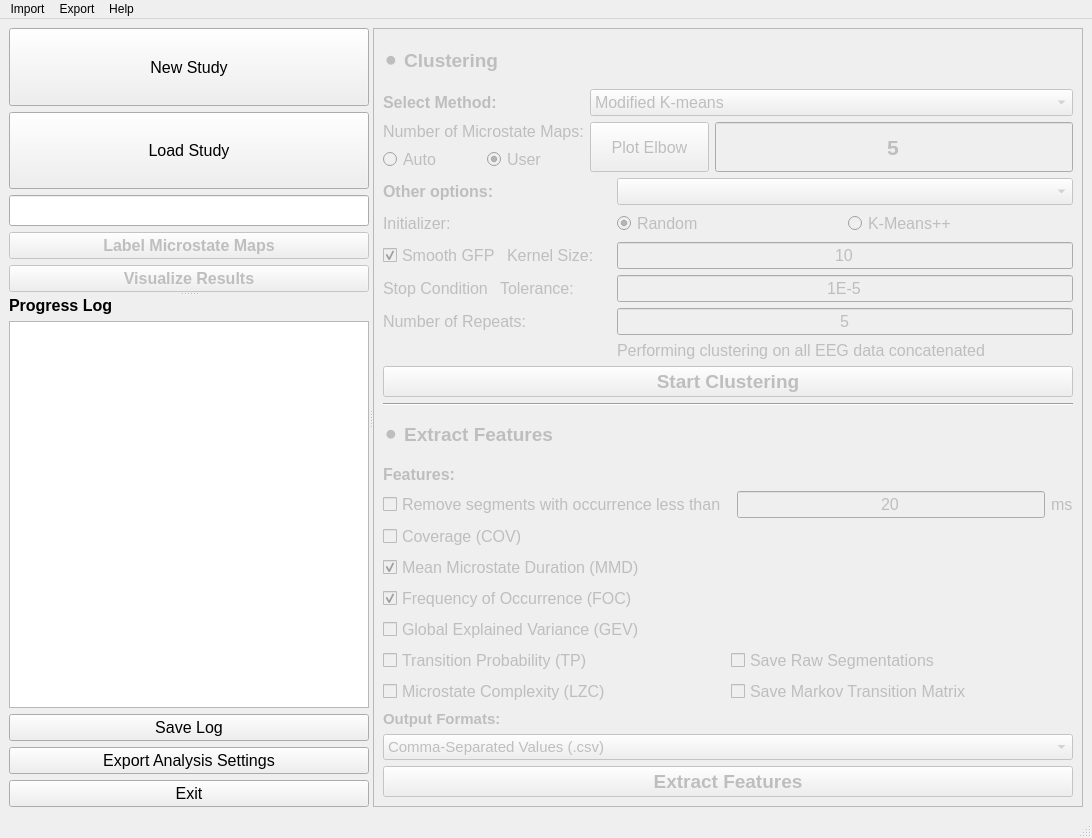
This is src/main/resources/base/MainMicrostateWindow.ui in eeg-comet/eeg-comet as Qt 5 draws it before an edit. The edited form follows.
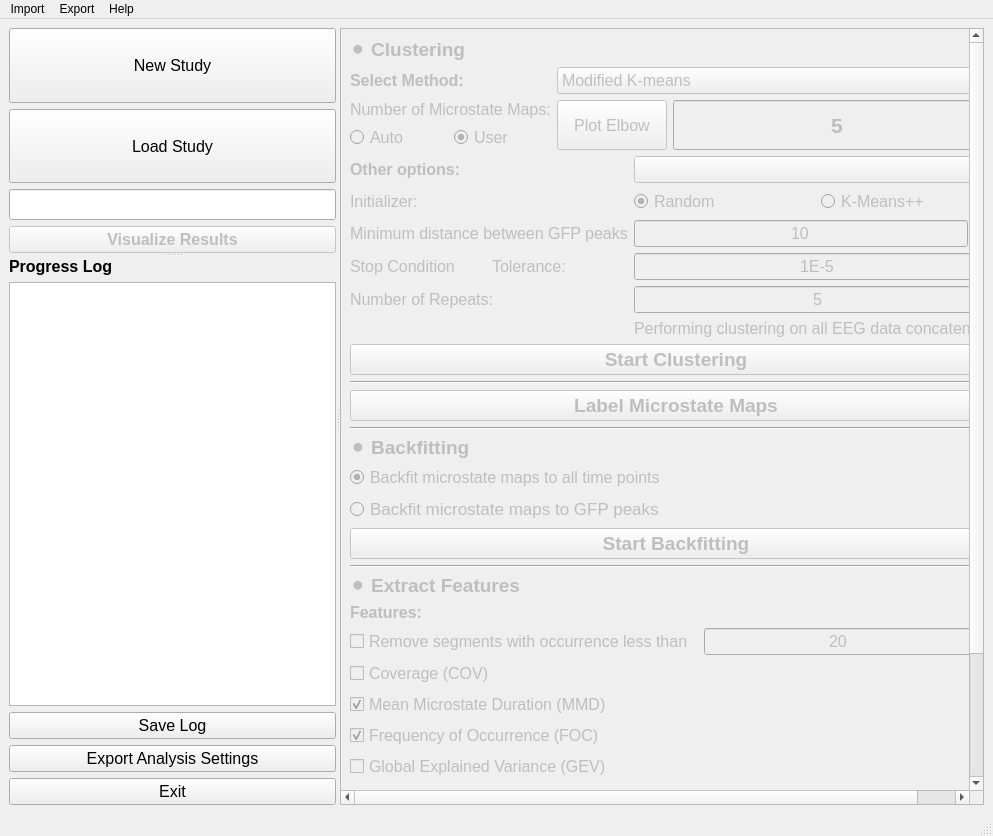
This is the edited form.

Commit message: separated the backfitting function

```diff
--- a/src/main/resources/base/MainMicrostateWindow.ui
+++ b/src/main/resources/base/MainMicrostateWindow.ui
@@ -6,8 +6,8 @@
    <rect>
     <x>0</x>
     <y>0</y>
-    <width>1092</width>
-    <height>838</height>
+    <width>993</width>
+    <height>836</height>
    </rect>
   </property>
   <property name="minimumSize">
@@ -101,23 +101,6 @@
            </property>
           </widget>
          </item>
-         <item>
-          <widget class="QPushButton" name="step3_label_maps_button">
-           <property name="enabled">
-            <bool>false</bool>
-           </property>
-           <property name="font">
-            <font>
-             <pointsize>12</pointsize>
-             <weight>75</weight>
-             <bold>true</bold>
-            </font>
-           </property>
-           <property name="text">
-            <string>Label Microstate Maps</string>
-           </property>
-          </widget>
-         </item>
          <item>
           <widget class="QPushButton" name="step3_visualize_clustering_button">
            <property name="enabled">
@@ -286,8 +269,8 @@
          <rect>
           <x>0</x>
           <y>0</y>
-          <width>625</width>
-          <height>788</height>
+          <width>568</width>
+          <height>786</height>
          </rect>
         </property>
         <layout class="QVBoxLayout" name="verticalLayout_5">
@@ -296,63 +279,33 @@
            <property name="sizeConstraint">
             <enum>QLayout::SetDefaultConstraint</enum>
            </property>
-           <item row="4" column="0" colspan="2">
-            <layout class="QVBoxLayout" name="verticalLayout">
-             <property name="sizeConstraint">
-              <enum>QLayout::SetMaximumSize</enum>
+           <item row="5" column="0" colspan="2">
+            <widget class="Line" name="line">
+             <property name="orientation">
+              <enum>Qt::Horizontal</enum>
              </property>
-             <item>
-              <widget class="QPushButton" name="step2_clustering_button">
-               <property name="enabled">
-                <bool>false</bool>
-               </property>
-               <property name="sizePolicy">
-                <sizepolicy hsizetype="Preferred" vsizetype="Preferred">
-                 <horstretch>0</horstretch>
-                 <verstretch>0</verstretch>
-                </sizepolicy>
-               </property>
-               <property name="minimumSize">
-                <size>
-                 <width>0</width>
-                 <height>0</height>
-                </size>
-               </property>
-               <property name="maximumSize">
-                <size>
-                 <width>16777215</width>
-                 <height>16777215</height>
-                </size>
-               </property>
-               <property name="font">
-                <font>
-                 <pointsize>14</pointsize>
-                 <weight>75</weight>
-                 <bold>true</bold>
-                </font>
-               </property>
-               <property name="cursor">
-                <cursorShape>PointingHandCursor</cursorShape>
-               </property>
-               <property name="text">
-                <string>Start Clustering</string>
-               </property>
-              </widget>
-             </item>
-            </layout>
+            </widget>
            </item>
-           <item row="14" column="0">
-            <widget class="QCheckBox" name="step3_tp_featurestoextract_checkbox">
+           <item row="13" column="0" colspan="2">
+            <widget class="QLabel" name="step3_featurestoextract_label">
              <property name="enabled">
               <bool>false</bool>
              </property>
+             <property name="sizePolicy">
+              <sizepolicy hsizetype="Minimum" vsizetype="Preferred">
+               <horstretch>0</horstretch>
+               <verstretch>0</verstretch>
+              </sizepolicy>
+             </property>
              <property name="font">
               <font>
                <pointsize>12</pointsize>
+               <weight>75</weight>
+               <bold>true</bold>
               </font>
              </property>
              <property name="text">
-              <string>Transition Probability (TP)</string>
+              <string>Features:</string>
              </property>
             </widget>
            </item>
@@ -438,44 +391,8 @@
                  </property>
                 </widget>
                </item>
-               <item row="3" column="1" colspan="2">
-                <widget class="QLineEdit" name="step2_stopcondition_input">
-                 <property name="enabled">
-                  <bool>false</bool>
-                 </property>
-                 <property name="font">
-                  <font>
-                   <pointsize>12</pointsize>
-                  </font>
-                 </property>
-                 <property name="text">
-                  <string>1E-5</string>
-                 </property>
-                 <property name="alignment">
-                  <set>Qt::AlignCenter</set>
-                 </property>
-                </widget>
-               </item>
                <item row="2" column="0">
                 <layout class="QHBoxLayout" name="horizontalLayout_9">
-                 <item>
-                  <widget class="QCheckBox" name="step2_smoothgfp_checkbox">
-                   <property name="enabled">
-                    <bool>false</bool>
-                   </property>
-                   <property name="font">
-                    <font>
-                     <pointsize>12</pointsize>
-                    </font>
-                   </property>
-                   <property name="text">
-                    <string>Smooth GFP</string>
-                   </property>
-                   <property name="checked">
-                    <bool>true</bool>
-                   </property>
-                  </widget>
-                 </item>
                  <item>
                   <widget class="QLabel" name="step2_kernel_size_label">
                    <property name="enabled">
@@ -487,7 +404,7 @@
                     </font>
                    </property>
                    <property name="text">
-                    <string>Kernel Size:</string>
+                    <string>Minimum distance between GFP peaks</string>
                    </property>
                   </widget>
                  </item>
@@ -508,6 +425,24 @@
                  </property>
                 </widget>
                </item>
+               <item row="3" column="1" colspan="2">
+                <widget class="QLineEdit" name="step2_stopcondition_input">
+                 <property name="enabled">
+                  <bool>false</bool>
+                 </property>
+                 <property name="font">
+                  <font>
+                   <pointsize>12</pointsize>
+                  </font>
+                 </property>
+                 <property name="text">
+                  <string>1E-5</string>
+                 </property>
+                 <property name="alignment">
+                  <set>Qt::AlignCenter</set>
+                 </property>
+                </widget>
+               </item>
                <item row="3" column="0">
                 <layout class="QHBoxLayout" name="horizontalLayout_7">
                  <item>
@@ -542,8 +477,8 @@
                  </item>
                 </layout>
                </item>
-               <item row="2" column="1" colspan="2">
-                <widget class="QLineEdit" name="step2_kernel_size_input">
+               <item row="4" column="0">
+                <widget class="QLabel" name="step2_numberofrepeats_label">
                  <property name="enabled">
                   <bool>false</bool>
                  </property>
@@ -552,17 +487,8 @@
                    <pointsize>12</pointsize>
                   </font>
                  </property>
-                 <property name="inputMethodHints">
-                  <set>Qt::ImhDigitsOnly</set>
-                 </property>
                  <property name="text">
-                  <string>10</string>
-                 </property>
-                 <property name="maxLength">
-                  <number>4</number>
-                 </property>
-                 <property name="alignment">
-                  <set>Qt::AlignCenter</set>
+                  <string>Number of Repeats:</string>
                  </property>
                 </widget>
                </item>
@@ -584,21 +510,6 @@
                  </property>
                 </widget>
                </item>
-               <item row="4" column="0">
-                <widget class="QLabel" name="step2_numberofrepeats_label">
-                 <property name="enabled">
-                  <bool>false</bool>
-                 </property>
-                 <property name="font">
-                  <font>
-                   <pointsize>12</pointsize>
-                  </font>
-                 </property>
-                 <property name="text">
-                  <string>Number of Repeats:</string>
-                 </property>
-                </widget>
-               </item>
                <item row="4" column="1" colspan="2">
                 <widget class="QLineEdit" name="step2_user_numberofrepeats_input">
                  <property name="enabled">
@@ -629,6 +540,49 @@
                  </property>
                 </widget>
                </item>
+               <item row="2" column="1">
+                <layout class="QHBoxLayout" name="horizontalLayout_2">
+                 <item>
+                  <widget class="QLineEdit" name="step2_kernel_size_input">
+                   <property name="enabled">
+                    <bool>false</bool>
+                   </property>
+                   <property name="font">
+                    <font>
+                     <pointsize>12</pointsize>
+                    </font>
+                   </property>
+                   <property name="inputMethodHints">
+                    <set>Qt::ImhDigitsOnly</set>
+                   </property>
+                   <property name="text">
+                    <string>10</string>
+                   </property>
+                   <property name="maxLength">
+                    <number>4</number>
+                   </property>
+                   <property name="alignment">
+                    <set>Qt::AlignCenter</set>
+                   </property>
+                  </widget>
+                 </item>
+                 <item>
+                  <widget class="QLabel" name="step2_kernel_size_label_2">
+                   <property name="enabled">
+                    <bool>false</bool>
+                   </property>
+                   <property name="font">
+                    <font>
+                     <pointsize>12</pointsize>
+                    </font>
+                   </property>
+                   <property name="text">
+                    <string>ms</string>
+                   </property>
+                  </widget>
+                 </item>
+                </layout>
+               </item>
               </layout>
              </item>
              <item row="0" column="0" rowspan="11" colspan="4">
@@ -833,37 +787,7 @@
              </item>
             </layout>
            </item>
-           <item row="5" column="0" colspan="2">
-            <widget class="Line" name="line_2">
-             <property name="orientation">
-              <enum>Qt::Horizontal</enum>
-             </property>
-            </widget>
-           </item>
-           <item row="8" column="0" colspan="2">
-            <widget class="QLabel" name="step3_featurestoextract_label">
-             <property name="enabled">
-              <bool>false</bool>
-             </property>
-             <property name="sizePolicy">
-              <sizepolicy hsizetype="Minimum" vsizetype="Preferred">
-               <horstretch>0</horstretch>
-               <verstretch>0</verstretch>
-              </sizepolicy>
-             </property>
-             <property name="font">
-              <font>
-               <pointsize>12</pointsize>
-               <weight>75</weight>
-               <bold>true</bold>
-              </font>
-             </property>
-             <property name="text">
-              <string>Features:</string>
-             </property>
-            </widget>
-           </item>
-           <item row="24" column="0" colspan="2">
+           <item row="29" column="0" colspan="2">
             <layout class="QVBoxLayout" name="verticalLayout_2">
              <property name="sizeConstraint">
               <enum>QLayout::SetMaximumSize</enum>
@@ -987,29 +911,20 @@
              </item>
             </layout>
            </item>
-           <item row="6" column="0" rowspan="2" colspan="2">
-            <layout class="QHBoxLayout" name="horizontalLayout_14">
-             <property name="sizeConstraint">
-              <enum>QLayout::SetDefaultConstraint</enum>
+           <item row="20" column="0">
+            <widget class="QCheckBox" name="step3_complexity_featurestoextract_checkbox">
+             <property name="enabled">
+              <bool>false</bool>
              </property>
-             <item>
-              <widget class="QLabel" name="step3_features_title_label">
-               <property name="enabled">
-                <bool>false</bool>
-               </property>
-               <property name="font">
-                <font>
-                 <pointsize>14</pointsize>
-                 <weight>75</weight>
-                 <bold>true</bold>
-                </font>
-               </property>
-               <property name="text">
-                <string>⚫ Extract Features</string>
-               </property>
-              </widget>
-             </item>
-            </layout>
+             <property name="font">
+              <font>
+               <pointsize>12</pointsize>
+              </font>
+             </property>
+             <property name="text">
+              <string>Microstate Complexity (LZC)</string>
+             </property>
+            </widget>
            </item>
            <item row="0" column="0" rowspan="2" colspan="2">
             <layout class="QHBoxLayout" name="horizontalLayout_13">
@@ -1035,7 +950,31 @@
              </item>
             </layout>
            </item>
-           <item row="12" column="0">
+           <item row="11" column="0" rowspan="2" colspan="2">
+            <layout class="QHBoxLayout" name="horizontalLayout_14">
+             <property name="sizeConstraint">
+              <enum>QLayout::SetDefaultConstraint</enum>
+             </property>
+             <item>
+              <widget class="QLabel" name="step3_features_title_label">
+               <property name="enabled">
+                <bool>false</bool>
+               </property>
+               <property name="font">
+                <font>
+                 <pointsize>14</pointsize>
+                 <weight>75</weight>
+                 <bold>true</bold>
+                </font>
+               </property>
+               <property name="text">
+                <string>⚫ Extract Features</string>
+               </property>
+              </widget>
+             </item>
+            </layout>
+           </item>
+           <item row="17" column="0">
             <widget class="QCheckBox" name="step3_foc_featurestoextract_checkbox">
              <property name="enabled">
               <bool>false</bool>
@@ -1059,23 +998,8 @@
              </property>
             </widget>
            </item>
-           <item row="15" column="0">
-            <widget class="QCheckBox" name="step3_complexity_featurestoextract_checkbox">
-             <property name="enabled">
-              <bool>false</bool>
-             </property>
-             <property name="font">
-              <font>
-               <pointsize>12</pointsize>
-              </font>
-             </property>
-             <property name="text">
-              <string>Microstate Complexity (LZC)</string>
-             </property>
-            </widget>
-           </item>
-           <item row="15" column="1">
-            <widget class="QCheckBox" name="step3_save_transitions_checkbox">
+           <item row="16" column="0">
+            <widget class="QCheckBox" name="step3_mmd_featurestoextract_checkbox">
              <property name="enabled">
               <bool>false</bool>
              </property>
@@ -1091,11 +1015,14 @@
               </font>
              </property>
              <property name="text">
-              <string>Save Markov Transition Matrix </string>
+              <string>Mean Microstate Duration (MMD)</string>
+             </property>
+             <property name="checked">
+              <bool>true</bool>
              </property>
             </widget>
            </item>
-           <item row="14" column="1">
+           <item row="19" column="1">
             <widget class="QCheckBox" name="step3_save_segmentations_checkbox">
              <property name="enabled">
               <bool>false</bool>
@@ -1108,24 +1035,33 @@
              <property name="text">
               <string>Save Raw Segmentations</string>
              </property>
+             <property name="checked">
+              <bool>true</bool>
+             </property>
             </widget>
            </item>
-           <item row="10" column="0">
-            <widget class="QCheckBox" name="step3_coverage_featurestoextract_checkbox">
+           <item row="20" column="1">
+            <widget class="QCheckBox" name="step3_save_transitions_checkbox">
              <property name="enabled">
               <bool>false</bool>
              </property>
+             <property name="sizePolicy">
+              <sizepolicy hsizetype="Minimum" vsizetype="Fixed">
+               <horstretch>0</horstretch>
+               <verstretch>0</verstretch>
+              </sizepolicy>
+             </property>
              <property name="font">
               <font>
                <pointsize>12</pointsize>
               </font>
              </property>
              <property name="text">
-              <string>Coverage (COV)</string>
+              <string>Save Markov Transition Matrix </string>
              </property>
             </widget>
            </item>
-           <item row="13" column="0">
+           <item row="18" column="0">
             <widget class="QCheckBox" name="step3_gev_featurestoextract_checkbox">
              <property name="enabled">
               <bool>false</bool>
@@ -1140,31 +1076,22 @@
              </property>
             </widget>
            </item>
-           <item row="11" column="0">
-            <widget class="QCheckBox" name="step3_mmd_featurestoextract_checkbox">
+           <item row="15" column="0">
+            <widget class="QCheckBox" name="step3_coverage_featurestoextract_checkbox">
              <property name="enabled">
               <bool>false</bool>
              </property>
-             <property name="sizePolicy">
-              <sizepolicy hsizetype="Minimum" vsizetype="Fixed">
-               <horstretch>0</horstretch>
-               <verstretch>0</verstretch>
-              </sizepolicy>
-             </property>
              <property name="font">
               <font>
                <pointsize>12</pointsize>
               </font>
              </property>
              <property name="text">
-              <string>Mean Microstate Duration (MMD)</string>
-             </property>
-             <property name="checked">
-              <bool>true</bool>
+              <string>Coverage (COV)</string>
              </property>
             </widget>
            </item>
-           <item row="9" column="0" colspan="2">
+           <item row="14" column="0" colspan="2">
             <layout class="QHBoxLayout" name="horizontalLayout">
              <item>
               <widget class="QCheckBox" name="step3_remove_segs_checkbox">
@@ -1219,6 +1146,174 @@
              </item>
             </layout>
            </item>
+           <item row="4" column="0" colspan="2">
+            <layout class="QVBoxLayout" name="verticalLayout">
+             <property name="sizeConstraint">
+              <enum>QLayout::SetMaximumSize</enum>
+             </property>
+             <item>
+              <widget class="QPushButton" name="step2_clustering_button">
+               <property name="enabled">
+                <bool>false</bool>
+               </property>
+               <property name="sizePolicy">
+                <sizepolicy hsizetype="Preferred" vsizetype="Preferred">
+                 <horstretch>0</horstretch>
+                 <verstretch>0</verstretch>
+                </sizepolicy>
+               </property>
+               <property name="minimumSize">
+                <size>
+                 <width>0</width>
+                 <height>0</height>
+                </size>
+               </property>
+               <property name="maximumSize">
+                <size>
+                 <width>16777215</width>
+                 <height>16777215</height>
+                </size>
+               </property>
+               <property name="font">
+                <font>
+                 <pointsize>14</pointsize>
+                 <weight>75</weight>
+                 <bold>true</bold>
+                </font>
+               </property>
+               <property name="cursor">
+                <cursorShape>PointingHandCursor</cursorShape>
+               </property>
+               <property name="text">
+                <string>Start Clustering</string>
+               </property>
+              </widget>
+             </item>
+            </layout>
+           </item>
+           <item row="19" column="0">
+            <widget class="QCheckBox" name="step3_tp_featurestoextract_checkbox">
+             <property name="enabled">
+              <bool>false</bool>
+             </property>
+             <property name="font">
+              <font>
+               <pointsize>12</pointsize>
+              </font>
+             </property>
+             <property name="text">
+              <string>Transition Probability (TP)</string>
+             </property>
+            </widget>
+           </item>
+           <item row="10" column="0" colspan="2">
+            <widget class="Line" name="line_3">
+             <property name="orientation">
+              <enum>Qt::Horizontal</enum>
+             </property>
+            </widget>
+           </item>
+           <item row="7" column="0" colspan="2">
+            <widget class="Line" name="line_2">
+             <property name="orientation">
+              <enum>Qt::Horizontal</enum>
+             </property>
+            </widget>
+           </item>
+           <item row="6" column="0" colspan="2">
+            <widget class="QPushButton" name="step3_label_maps_button">
+             <property name="enabled">
+              <bool>false</bool>
+             </property>
+             <property name="font">
+              <font>
+               <pointsize>14</pointsize>
+               <weight>75</weight>
+               <bold>true</bold>
+              </font>
+             </property>
+             <property name="text">
+              <string>Label Microstate Maps</string>
+             </property>
+            </widget>
+           </item>
+           <item row="8" column="0" rowspan="2" colspan="2">
+            <layout class="QGridLayout" name="gridLayout_4">
+             <item row="0" column="0">
+              <widget class="QLabel" name="step2_backfit_title_label">
+               <property name="enabled">
+                <bool>false</bool>
+               </property>
+               <property name="font">
+                <font>
+                 <pointsize>14</pointsize>
+                 <weight>75</weight>
+                 <bold>true</bold>
+                </font>
+               </property>
+               <property name="text">
+                <string>⚫ Backfitting</string>
+               </property>
+              </widget>
+             </item>
+             <item row="3" column="0">
+              <widget class="QPushButton" name="step2_backfit_button">
+               <property name="enabled">
+                <bool>false</bool>
+               </property>
+               <property name="sizePolicy">
+                <sizepolicy hsizetype="Preferred" vsizetype="Preferred">
+                 <horstretch>0</horstretch>
+                 <verstretch>0</verstretch>
+                </sizepolicy>
+               </property>
+               <property name="font">
+                <font>
+                 <pointsize>14</pointsize>
+                 <weight>75</weight>
+                 <bold>true</bold>
+                </font>
+               </property>
+               <property name="text">
+                <string>Start Backfitting</string>
+               </property>
+              </widget>
+             </item>
+             <item row="1" column="0">
+              <widget class="QRadioButton" name="step2_backfit_all_radio">
+               <property name="enabled">
+                <bool>false</bool>
+               </property>
+               <property name="font">
+                <font>
+                 <pointsize>12</pointsize>
+                </font>
+               </property>
+               <property name="text">
+                <string>Backfit microstate maps to all time points</string>
+               </property>
+               <property name="checked">
+                <bool>true</bool>
+               </property>
+              </widget>
+             </item>
+             <item row="2" column="0">
+              <widget class="QRadioButton" name="step2_backfit_peaks_radio">
+               <property name="enabled">
+                <bool>false</bool>
+               </property>
+               <property name="font">
+                <font>
+                 <pointsize>13</pointsize>
+                </font>
+               </property>
+               <property name="text">
+                <string>Backfit microstate maps to GFP peaks</string>
+               </property>
+              </widget>
+             </item>
+            </layout>
+           </item>
           </layout>
          </item>
         </layout>
@@ -1233,7 +1328,7 @@
     <rect>
      <x>0</x>
      <y>0</y>
-     <width>1092</width>
+     <width>993</width>
      <height>18</height>
     </rect>
    </property>
```
Left out of the diff: 1 changed line with no effect on the pictures. The commit also changes 6 other files.
